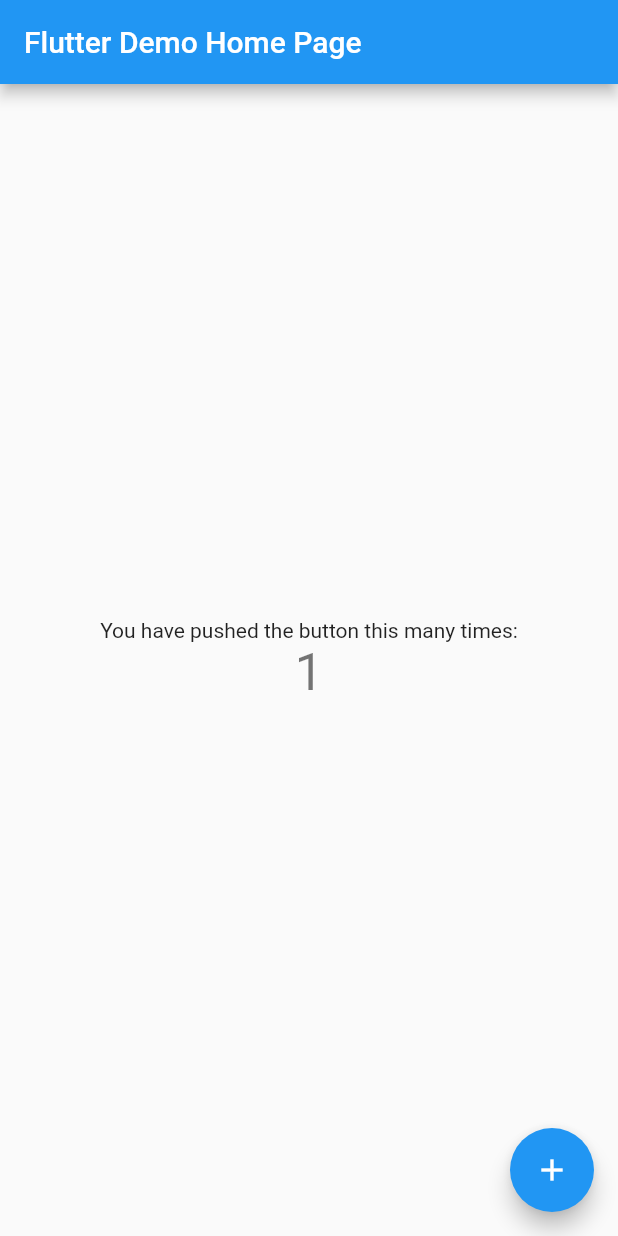
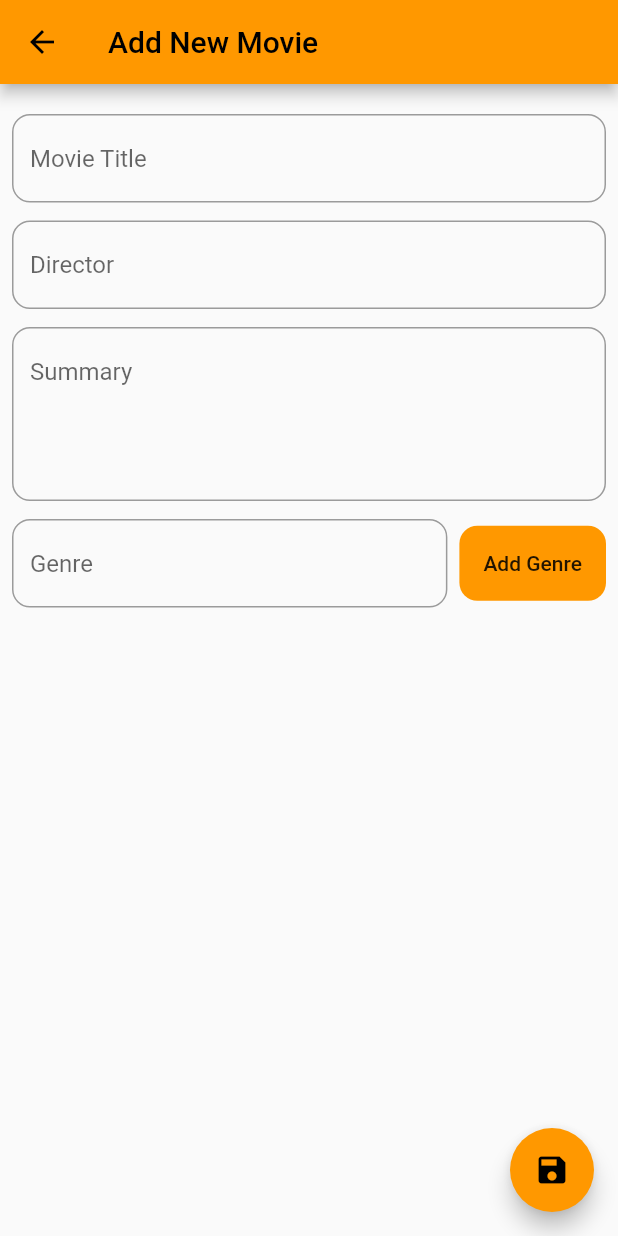
Before and after one commit to theHarshDeveloper/transform_hub, a Flutter app: the screen it shows after launch, after a tap on the "add" icon, on a phone screen of 412 x 824 dp. Run offline on Flutter 3.47's test engine with Material 2 defaults, Android fonts, the phone set to English and light mode, and no system bars; our stand-ins replace flutter_mobx, get_it, mobx; generated files the repository leaves out were written again.

Commit message:
sample prototype done

```diff
--- /dev/null
+++ b/lib/AppTheme.dart
@@ -0,0 +1,8 @@
+import 'package:flutter/material.dart';
+
+class AppTheme {
+  static final tf_outline = OutlineInputBorder(
+    borderRadius: BorderRadius.circular(12),
+    borderSide: const BorderSide(width: 1),
+  );
+}
--- a/lib/main.dart
+++ b/lib/main.dart
@@ -1,6 +1,11 @@
 import 'package:flutter/material.dart';
+import 'package:get_it/get_it.dart';
+import 'package:transform_hub/movies/MovieListScreen.dart';
+import 'package:transform_hub/movies/MoviesLocator.dart';
 
 void main() {
+  setup();
+
   runApp(const MyApp());
 }
 
@@ -12,58 +17,8 @@ class MyApp extends StatelessWidget {
   Widget build(BuildContext context) {
     return MaterialApp(
       title: 'Flutter Demo',
-      theme: ThemeData(
-        primarySwatch: Colors.blue,
-      ),
-      home: const MyHomePage(title: 'Flutter Demo Home Page'),
+      theme: ThemeData(primarySwatch: Colors.orange, secondaryHeaderColor: Colors.deepPurple),
+      home: MovieListScreen(),
     );
   }
 }
-
-class MyHomePage extends StatefulWidget {
-  const MyHomePage({Key? key, required this.title}) : super(key: key);
-
-
-  final String title;
-
-  @override
-  State<MyHomePage> createState() => _MyHomePageState();
-}
-
-class _MyHomePageState extends State<MyHomePage> {
-  int _counter = 0;
-
-  void _incrementCounter() {
-    setState(() {
-      _counter++;
-    });
-  }
-
-  @override
-  Widget build(BuildContext context) {
-    return Scaffold(
-      appBar: AppBar(
-        title: Text(widget.title),
-      ),
-      body: Center(
-        child: Column(
-          mainAxisAlignment: MainAxisAlignment.center,
-          children: <Widget>[
-            const Text(
-              'You have pushed the button this many times:',
-            ),
-            Text(
-              '$_counter',
-              style: Theme.of(context).textTheme.headline4,
-            ),
-          ],
-        ),
-      ),
-      floatingActionButton: FloatingActionButton(
-        onPressed: _incrementCounter,
-        tooltip: 'Increment',
-        child: const Icon(Icons.add),
-      ), // This trailing comma makes auto-formatting nicer for build methods.
-    );
-  }
-}
--- /dev/null
+++ b/lib/movies/AddMovieScreen.dart
@@ -0,0 +1,153 @@
+import 'package:flutter/material.dart';
+import 'package:flutter/widgets.dart';
+import 'package:transform_hub/AppTheme.dart';
+import 'package:transform_hub/movies/Movie.dart';
+import 'package:transform_hub/movies/MoviesLocator.dart';
+import 'package:transform_hub/movies/MoviesRepo.dart';
+import 'package:transform_hub/util/StringExtension.dart';
+
+class AddMovieScreen extends StatefulWidget {
+  AddMovieScreen({Key? key}) : super(key: key);
+
+  @override
+  State<AddMovieScreen> createState() => _AddMovieScreenState();
+}
+
+class _AddMovieScreenState extends State<AddMovieScreen> {
+  final Movie _newMovie = Movie(genres: {});
+
+  final MoviesRepo _moviesRepo = moviesLocator.get<MoviesRepo>();
+
+  @override
+  Widget build(BuildContext context) {
+    return Scaffold(
+      appBar: AppBar(
+        title: const Text("Add New Movie"),
+      ),
+      floatingActionButton: FloatingActionButton(
+        child: const Icon(Icons.save),
+        onPressed: () {
+          _moviesRepo.addMovie(_newMovie);
+          Navigator.pop(context, _newMovie);
+        },
+      ),
+      body: Padding(
+        padding: const EdgeInsets.all(8.0),
+        child: Column(
+          children: [
+            const SizedBox(height: 12),
+            TextField(
+              decoration: InputDecoration(
+                hintText: 'Movie Title',
+                border: AppTheme.tf_outline,
+              ),
+              onChanged: (str) {
+                _newMovie.title = str;
+              },
+              maxLines: 1,
+            ),
+            const SizedBox(height: 12),
+            TextField(
+              decoration: InputDecoration(
+                hintText: 'Director',
+                border: AppTheme.tf_outline,
+              ),
+              onChanged: (str) {
+                _newMovie.director = str;
+              },
+              maxLines: 1,
+            ),
+            const SizedBox(height: 12),
+            TextField(
+              decoration: InputDecoration(
+                hintText: 'Summary',
+                border: AppTheme.tf_outline,
+              ),
+              onChanged: (str) {
+                _newMovie.summary = str;
+              },
+              maxLines: 4,
+            ),
+            const SizedBox(height: 12),
+            _genresView()
+          ],
+        ),
+      ),
+    );
+  }
+
+  _genresView() {
+    return StatefulBuilder(
+      builder: (bc, setState) => Column(
+        crossAxisAlignment: CrossAxisAlignment.start,
+        children: [
+          _addGenreItem(setState),
+          Wrap(
+            runSpacing: 6,
+            spacing: 6,
+            alignment: WrapAlignment.start,
+            children: _newMovie.genres.map((e) => _genreItem(e, setState)).toList(),
+          ),
+        ],
+      ),
+    );
+  }
+
+  Widget _genreItem(String genre, StateSetter setState) {
+    return Chip(
+      label: Container(
+        padding: const EdgeInsets.symmetric(horizontal: 8, vertical: 4),
+        child: Text(genre),
+      ),
+      backgroundColor: Colors.orange.withOpacity(0.5),
+      deleteIcon: Container(
+          padding: EdgeInsets.all(4),
+          child: Icon(
+            Icons.close,
+            size: 16,
+          )),
+      onDeleted: () {
+        setState(() {
+          _newMovie.genres.remove(genre);
+        });
+      },
+    );
+  }
+
+  _addGenreItem(StateSetter setState) {
+    String genre = '';
+    TextEditingController _txtController = TextEditingController();
+    return Row(
+      children: [
+        Expanded(
+          child: TextField(
+            controller: _txtController,
+            decoration: InputDecoration(
+              hintText: 'Genre',
+              border: AppTheme.tf_outline,
+            ),
+            onChanged: (str) {
+              genre = str;
+            },
+            maxLines: 1,
+          ),
+        ),
+        const SizedBox(width: 8),
+        MaterialButton(
+          child: Text('Add Genre'),
+          color: Colors.orange,
+          height: 50,
+          elevation: 0,
+          shape: RoundedRectangleBorder(borderRadius: BorderRadius.circular(12)),
+          onPressed: () {
+            if (genre.isEmpty) return;
+            setState(() {
+              _newMovie.genres.add(genre.toCamelCase);
+              _txtController.text = '';
+            });
+          },
+        )
+      ],
+    );
+  }
+}
--- /dev/null
+++ b/lib/movies/Movie.dart
@@ -0,0 +1,29 @@
+import 'package:json_annotation/json_annotation.dart';
+part 'Movie.g.dart';
+
+@JsonSerializable()
+class Movie{
+
+  String id;
+  String title;
+  String director;
+  String summary;
+  Set<String> genres;
+
+  Movie({
+    this.id = '',
+    this.title = '',
+    this.director = '',
+    this.summary = '',
+    this.genres = const {},
+});
+
+  factory Movie.fromJson(Map<String, dynamic> json) => _$MovieFromJson(json);
+
+  Map<String, dynamic> toJson() => _$MovieToJson(this);
+
+  Movie clone(){
+    return Movie.fromJson(toJson());
+  }
+
+}
--- /dev/null
+++ b/lib/movies/MovieListScreen.dart
@@ -0,0 +1,72 @@
+import 'package:flutter/material.dart';
+import 'package:flutter/widgets.dart';
+import 'package:flutter_mobx/flutter_mobx.dart';
+import 'package:transform_hub/movies/AddMovieScreen.dart';
+import 'package:transform_hub/movies/Movie.dart';
+import 'package:transform_hub/movies/MoviesLocator.dart';
+import 'package:transform_hub/movies/MoviesRepo.dart';
+
+class MovieListScreen extends StatefulWidget {
+  MovieListScreen({Key? key}) : super(key: key);
+
+  @override
+  State<MovieListScreen> createState() => _MovieListScreenState();
+}
+
+class _MovieListScreenState extends State<MovieListScreen> {
+  // final MoviesRepo _moviesRepo = MoviesRepo();
+  final MoviesRepo _moviesRepo = moviesLocator.get<MoviesRepo>();
+
+  @override
+  void initState() {
+    _moviesRepo.addMovie(Movie(title: "111111"));
+    super.initState();
+  }
+
+  @override
+  Widget build(BuildContext context) {
+    return Scaffold(
+      appBar: AppBar(
+        title: const Text("Movies"),
+      ),
+      body: Observer(
+        builder: (bc) {
+          return MoviesListView(movies: _moviesRepo.movies);
+        },
+      ),
+      floatingActionButton: FloatingActionButton(
+        child: const Icon(Icons.add),
+        onPressed: () {
+          Navigator.of(context).push(MaterialPageRoute(builder: (bc) => AddMovieScreen()));
+        },
+      ),
+    );
+  }
+}
+
+class MoviesListView extends StatelessWidget {
+  final List<Movie> movies;
+
+  const MoviesListView({Key? key, required this.movies}) : super(key: key);
+
+  @override
+  Widget build(BuildContext context) {
+    return ListView.separated(
+      key: const ValueKey('adva'),
+      itemCount: movies.length,
+      itemBuilder: (bc, index) {
+        return Container(
+          margin: EdgeInsets.all(8),
+          height: 40,
+          child: Text(movies[index].title),
+        );
+      },
+      separatorBuilder: (bc, index) {
+        return Container(
+          height: 1,
+          color: Colors.orangeAccent.withOpacity(0.5),
+        );
+      },
+    );
+  }
+}
--- /dev/null
+++ b/lib/movies/MoviesLocator.dart
@@ -0,0 +1,8 @@
+import 'package:get_it/get_it.dart';
+import 'package:transform_hub/movies/MoviesRepo.dart';
+
+final moviesLocator = GetIt.instance;
+
+setup() {
+  moviesLocator.registerSingleton<MoviesRepo>(MoviesRepo());
+}
--- /dev/null
+++ b/lib/movies/MoviesRepo.dart
@@ -0,0 +1,28 @@
+import 'package:mobx/mobx.dart';
+import 'package:transform_hub/movies/Movie.dart';
+
+part 'MoviesRepo.g.dart';
+
+class MoviesRepo = _MoviesRepo with _$MoviesRepo;
+
+abstract class _MoviesRepo with Store {
+  @observable
+  List<Movie> movies = [];
+
+  @action
+  addMovie(Movie newMovie) {
+    List<Movie> l = movies;
+    l.add(newMovie);
+    movies = l;
+  }
+
+  @action
+  updateMovie(Movie newMovie, int index) {
+    movies[index] = newMovie;
+  }
+
+  @action
+  deleteMovie(Movie newMovie) {
+    movies.remove(newMovie);
+  }
+}
--- /dev/null
+++ b/lib/util/StringExtension.dart
@@ -0,0 +1,6 @@
+extension CapExtension on String {
+  String get inCaps => this.isEmpty ? this : '${this[0].toUpperCase()}${this.substring(1)}';
+
+  String get toCamelCase => this.toLowerCase().split(" ").map((str) => str.inCaps).join(" ");
+
+}
```
Also changed, not shown: lib/movies/MovieDetailsScreen.dart (added, +37 -0 lines), pubspec.yaml (+9 -0 lines), lib/movies/Movie.g.dart (added), lib/movies/MoviesRepo.g.dart (added), pubspec.lock.
